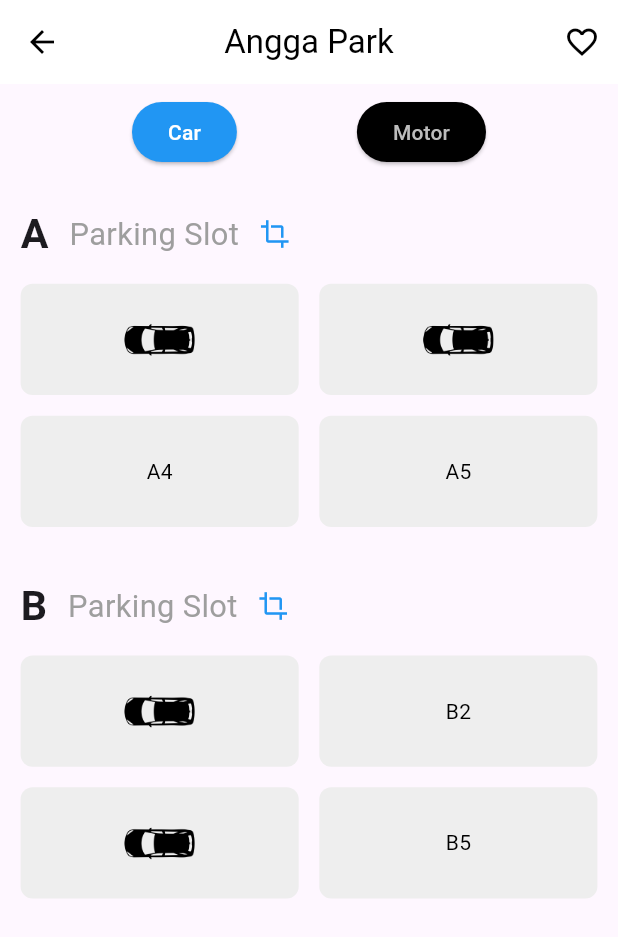
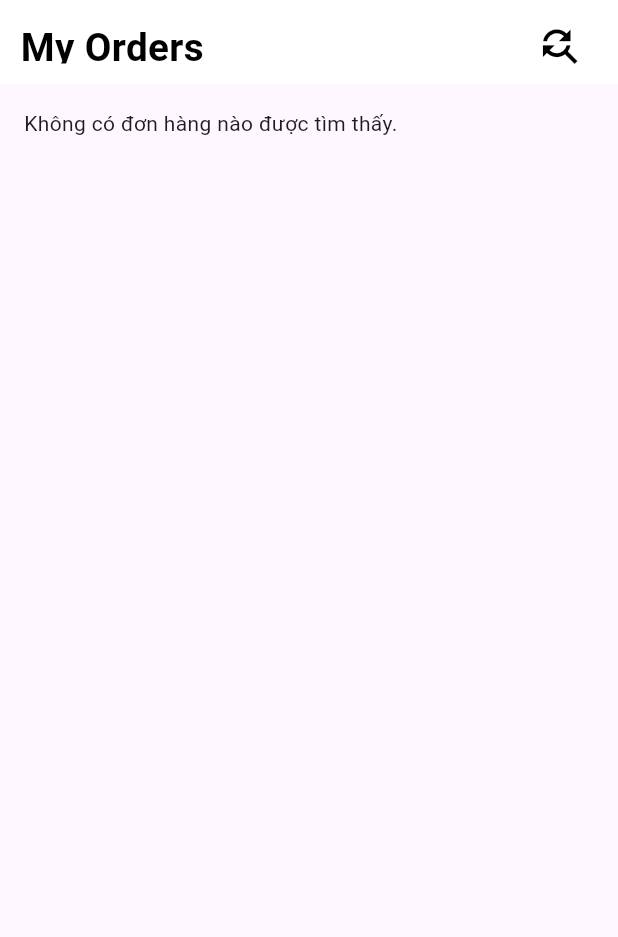
Before and after one commit to congsenpai/smartParkingApp, a Flutter app: the screen it shows after launch, on a phone screen of 412 x 824 dp. Shown: the top 937 px of the screen. Run offline on Flutter 3.47's test engine with Material 3 defaults, Android fonts, the light colour scheme and no system bars; our stand-ins replace cloud_firestore, firebase_auth, firebase_core, get, intl_phone_field; accounts and stored records are empty.

```diff
--- a/project_smart_parking_app/lib/main.dart
+++ b/project_smart_parking_app/lib/main.dart
@@ -1,10 +1,12 @@
 import 'package:firebase_core/firebase_core.dart';
 import 'package:flutter/material.dart';
 import 'package:get/get.dart';
-import 'package:project_smart_parking_app/screens/orderScreent/parkingSpotScreen.dart';
-import 'package:project_smart_parking_app/screens/orderScreent/detail_booking.dart';
+import 'package:project_smart_parking_app/screens/loginScreen/test_otp.dart';
+
+
 import 'package:project_smart_parking_app/screens/home_screen.dart';
-import 'package:project_smart_parking_app/screens/orderScreent/parking_order_screen.dart';
+import 'package:project_smart_parking_app/screens/orderScreen/MainOrderScreen.dart';
+
 // import 'package:project_smart_parking_app/screens/loginScreen/welcome_screens.dart';
 
 void main() async {
@@ -32,7 +34,7 @@ class _MyAppState extends State<MyApp> {
   Widget build(BuildContext context) {
     return GetMaterialApp(
       debugShowCheckedModeBanner: false,
-      home: ParkingScreen(),
+      home: MainOrderScreen(),
     );
   }
 }
--- a/project_smart_parking_app/lib/screens/orderScreent/parking_order_screen.dart
+++ b/project_smart_parking_app/lib/screens/BookingScreent/parkingBookingScreen.dart
@@ -1,14 +1,14 @@
 import 'package:flutter/material.dart';
 import 'package:get/get.dart';
 
-class ParkingScreen extends StatefulWidget {
-  const ParkingScreen({super.key});
+class ParkingBookingScreen extends StatefulWidget {
+  const ParkingBookingScreen({super.key});
 
   @override
-  State<ParkingScreen> createState() => _ParkingScreenState();
+  State<ParkingBookingScreen> createState() => _ParkingBookingScreenState();
 }
 
-class _ParkingScreenState extends State<ParkingScreen> {
+class _ParkingBookingScreenState extends State<ParkingBookingScreen> {
   String selectedFloor = 'Car';
   String lostSlotCar = ''; // Lưu vị trí đã chọn
   String lostSlotMoto = '';
--- /dev/null
+++ b/project_smart_parking_app/lib/screens/orderScreen/MainOrderScreen.dart
@@ -0,0 +1,117 @@
+import 'package:flutter/cupertino.dart';
+import 'package:flutter/material.dart';
+import 'package:get/get.dart';
+
+class MainOrderScreen extends StatefulWidget {
+  const MainOrderScreen({super.key});
+
+  @override
+  State<MainOrderScreen> createState() => _MainOrderScreenState();
+}
+
+class _MainOrderScreenState extends State<MainOrderScreen> {
+  bool _showSearchBox = false; // Biến để xác định có hiển thị ô tìm kiếm hay không
+  TextEditingController _search = TextEditingController();
+  List<String> orders = ['Order #1', 'Order #2', 'Order #3'];
+  List<String> filteredOrders = [];
+
+  @override
+  void initState() {
+    super.initState();
+
+    // Lắng nghe sự thay đổi từ TextField
+    _search.addListener(() {
+      print("Search text: ${_search.text}"); // In ra giá trị tìm kiếm vào console
+
+      // Lọc danh sách đơn hàng theo giá trị tìm kiếm
+      setState(() {
+        filteredOrders = orders
+            .where((order) => order.toLowerCase().contains(_search.text.toLowerCase()))
+            .toList();
+      });
+    });
+  }
+
+  @override
+  void dispose() {
+    // Hủy controller khi không còn cần thiết
+    _search.dispose();
+    super.dispose();
+  }
+
+  @override
+  Widget build(BuildContext context) {
+    return Scaffold(
+      appBar: AppBar(
+        backgroundColor: Colors.white,
+        flexibleSpace: SafeArea(
+          child: Padding(
+            padding: EdgeInsets.all(Get.width / 30),
+            child: Row(
+              mainAxisAlignment: MainAxisAlignment.start,
+              children: [
+                Text(
+                  "My Orders",
+                  style: TextStyle(
+                    color: Colors.black,
+                    fontSize: Get.width / 16,
+                    fontWeight: FontWeight.bold,
+                  ),
+                ),
+                Spacer(),
+                InkWell(
+                  onTap: () {
+                    setState(() {
+                      _showSearchBox = !_showSearchBox; // Đổi trạng thái hiển thị TextField
+                    });
+                  },
+                  child: CircleAvatar(
+                    radius: Get.width / 16,
+                    backgroundColor: Colors.white,
+                    child: Icon(
+                      Icons.find_replace_sharp,
+                      color: Colors.black,
+                      size: Get.width / 13,
+                    ),
+                  ),
+                ),
+              ],
+            ),
+          ),
+        ),
+      ),
+      body: SingleChildScrollView(
+        child: Column(
+          children: [
+            if (_showSearchBox) // Hiển thị TextField nếu _showSearchBox là true
+              Padding(
+                padding: const EdgeInsets.all(16.0),
+                child: TextField(
+                  controller: _search,
+                  decoration: const InputDecoration(
+                    labelText: 'Tìm kiếm...',
+                    border: OutlineInputBorder(),
+                    prefixIcon: Icon(Icons.search),
+                  ),
+                ),
+              ),
+            // Hiển thị danh sách đơn hàng đã lọc
+            Padding(
+              padding: const EdgeInsets.all(16.0),
+              child: Column(
+                children: filteredOrders.isNotEmpty
+                    ? filteredOrders.map((order) {
+                  return ListTile(
+                    title: Text(order),
+                    subtitle: Text('Chi tiết $order'),
+                  );
+                }).toList()
+                    : [Text('Không có đơn hàng nào được tìm thấy.')], // Thông báo khi không có kết quả
+              ),
+            ),
+          ],
+        ),
+      ),
+    );
+  }
+}
```
Also changed, not shown: project_smart_parking_app/lib/screens/BookingScreent/parkingBookingDetailScreen.dart (renamed from project_smart_parking_app/lib/screens/orderScreent/detail_booking.dart, +8 -5 lines), project_smart_parking_app/lib/screens/BookingScreent/parkingSpotScreen.dart (renamed from project_smart_parking_app/lib/screens/orderScreent/parkingSpotScreen.dart, +2 -35 lines), project_smart_parking_app/lib/screens/loginScreen/test_otp.dart (+16 -3 lines), project_smart_parking_app/lib/widgets/Startwidget.dart (added, +36 -0 lines), project_smart_parking_app/pubspec.yaml (+5 -5 lines), project_smart_parking_app/pubspec.lock, 1 other file.
